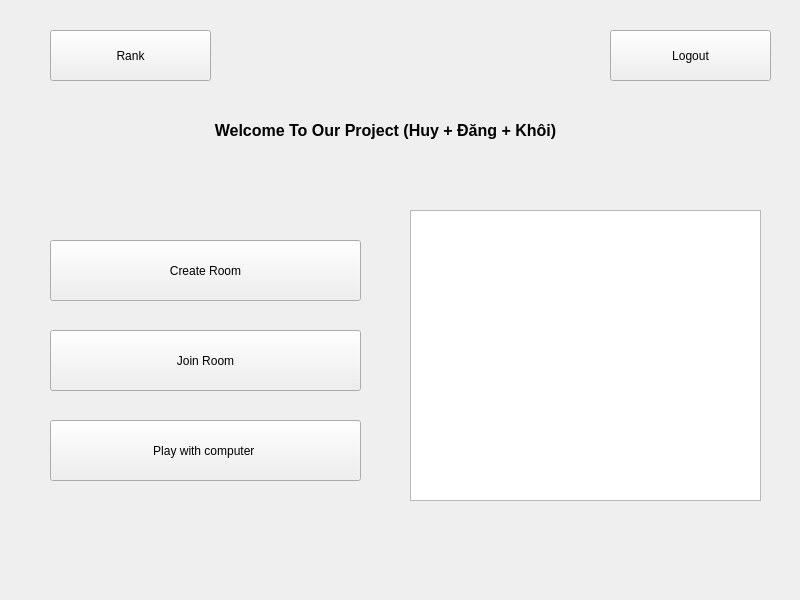
Before: the Qt Designer form DuoiHinhBatChu_Frontend/room.ui in evmosss/Qt-DuoiHinhBatChu, drawn with Qt 5.
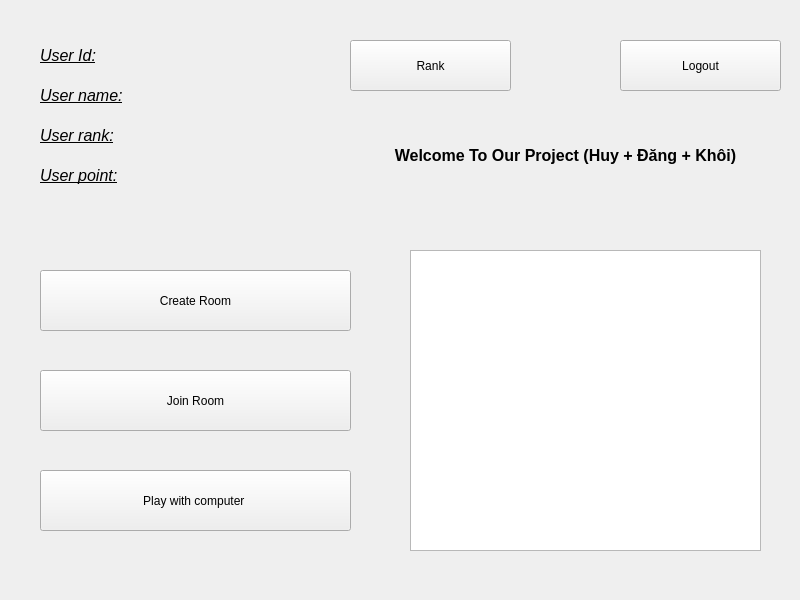
After: the same form once the commit is applied. The open tabs and pages were chosen to show the change. Icons and pictures are not drawn.

Commit message: add show user rank

What changed in the file:
```diff
--- a/DuoiHinhBatChu_Frontend/room.ui
+++ b/DuoiHinhBatChu_Frontend/room.ui
@@ -17,7 +17,7 @@
    <property name="geometry">
     <rect>
      <x>0</x>
-     <y>0</y>
+     <y>10</y>
      <width>801</width>
      <height>601</height>
     </rect>
@@ -29,10 +29,10 @@
     <widget class="QLabel" name="label">
      <property name="geometry">
       <rect>
-       <x>130</x>
+       <x>340</x>
        <y>110</y>
-       <width>511</width>
-       <height>41</height>
+       <width>451</width>
+       <height>71</height>
       </rect>
      </property>
      <property name="font">
@@ -51,8 +51,8 @@
     <widget class="QPushButton" name="createRoom">
      <property name="geometry">
       <rect>
-       <x>50</x>
-       <y>240</y>
+       <x>40</x>
+       <y>260</y>
        <width>311</width>
        <height>61</height>
       </rect>
@@ -64,8 +64,8 @@
     <widget class="QPushButton" name="joinRoom">
      <property name="geometry">
       <rect>
-       <x>50</x>
-       <y>330</y>
+       <x>40</x>
+       <y>360</y>
        <width>311</width>
        <height>61</height>
       </rect>
@@ -77,7 +77,7 @@
     <widget class="QPushButton" name="logoutButton">
      <property name="geometry">
       <rect>
-       <x>610</x>
+       <x>620</x>
        <y>30</y>
        <width>161</width>
        <height>51</height>
@@ -90,8 +90,8 @@
     <widget class="QPushButton" name="playWithComputerBtn">
      <property name="geometry">
       <rect>
-       <x>50</x>
-       <y>420</y>
+       <x>40</x>
+       <y>460</y>
        <width>311</width>
        <height>61</height>
       </rect>
@@ -104,16 +104,16 @@
      <property name="geometry">
       <rect>
        <x>410</x>
-       <y>210</y>
+       <y>240</y>
        <width>351</width>
-       <height>291</height>
+       <height>301</height>
       </rect>
      </property>
     </widget>
     <widget class="QPushButton" name="rankBtn">
      <property name="geometry">
       <rect>
-       <x>50</x>
+       <x>350</x>
        <y>30</y>
        <width>161</width>
        <height>51</height>
@@ -123,6 +123,163 @@
       <string>Rank</string>
      </property>
     </widget>
+    <widget class="QLabel" name="label_2">
+     <property name="geometry">
+      <rect>
+       <x>40</x>
+       <y>30</y>
+       <width>91</width>
+       <height>31</height>
+      </rect>
+     </property>
+     <property name="font">
+      <font>
+       <pointsize>12</pointsize>
+       <italic>true</italic>
+       <underline>true</underline>
+      </font>
+     </property>
+     <property name="text">
+      <string>User Id:</string>
+     </property>
+    </widget>
+    <widget class="QLabel" name="label_3">
+     <property name="geometry">
+      <rect>
+       <x>40</x>
+       <y>70</y>
+       <width>111</width>
+       <height>31</height>
+      </rect>
+     </property>
+     <property name="font">
+      <font>
+       <pointsize>12</pointsize>
+       <italic>true</italic>
+       <underline>true</underline>
+      </font>
+     </property>
+     <property name="text">
+      <string>User name:</string>
+     </property>
+    </widget>
+    <widget class="QLabel" name="label_4">
+     <property name="geometry">
+      <rect>
+       <x>40</x>
+       <y>110</y>
+       <width>101</width>
+       <height>31</height>
+      </rect>
+     </property>
+     <property name="font">
+      <font>
+       <pointsize>12</pointsize>
+       <italic>true</italic>
+       <underline>true</underline>
+      </font>
+     </property>
+     <property name="text">
+      <string>User rank:</string>
+     </property>
+    </widget>
+    <widget class="QLabel" name="userId">
+     <property name="geometry">
+      <rect>
+       <x>170</x>
+       <y>30</y>
+       <width>101</width>
+       <height>31</height>
+      </rect>
+     </property>
+     <property name="font">
+      <font>
+       <pointsize>11</pointsize>
+       <bold>true</bold>
+      </font>
+     </property>
+     <property name="text">
+      <string/>
+     </property>
+    </widget>
+    <widget class="QLabel" name="username">
+     <property name="geometry">
+      <rect>
+       <x>170</x>
+       <y>70</y>
+       <width>101</width>
+       <height>31</height>
+      </rect>
+     </property>
+     <property name="font">
+      <font>
+       <pointsize>11</pointsize>
+       <italic>false</italic>
+       <bold>true</bold>
+      </font>
+     </property>
+     <property name="text">
+      <string/>
+     </property>
+    </widget>
+    <widget class="QLabel" name="userRank">
+     <property name="geometry">
+      <rect>
+       <x>170</x>
+       <y>110</y>
+       <width>101</width>
+       <height>31</height>
+      </rect>
+     </property>
+     <property name="font">
+      <font>
+       <pointsize>11</pointsize>
+       <bold>true</bold>
+      </font>
+     </property>
+     <property name="text">
+      <string/>
+     </property>
+    </widget>
+    <widget class="QLabel" name="label_5">
+     <property name="geometry">
+      <rect>
+       <x>40</x>
+       <y>150</y>
+       <width>101</width>
+       <height>31</height>
+      </rect>
+     </property>
+     <property name="font">
+      <font>
+       <pointsize>12</pointsize>
+       <italic>true</italic>
+       <underline>true</underline>
+      </font>
+     </property>
+     <property name="text">
+      <string>User point:</string>
+     </property>
+    </widget>
+    <widget class="QLabel" name="userPoint">
+     <property name="geometry">
+      <rect>
+       <x>170</x>
+       <y>150</y>
+       <width>101</width>
+       <height>31</height>
+      </rect>
+     </property>
+     <property name="font">
+      <font>
+       <pointsize>11</pointsize>
+       <bold>true</bold>
+      </font>
+     </property>
+     <property name="text">
+      <string/>
+     </property>
+    </widget>
    </widget>
    <widget class="QWidget" name="ListRoom">
     <widget class="QPushButton" name="listBackHome">
```
Left out of the diff: 2 changed lines with no effect on the pictures. The commit also changes 12 other files.
